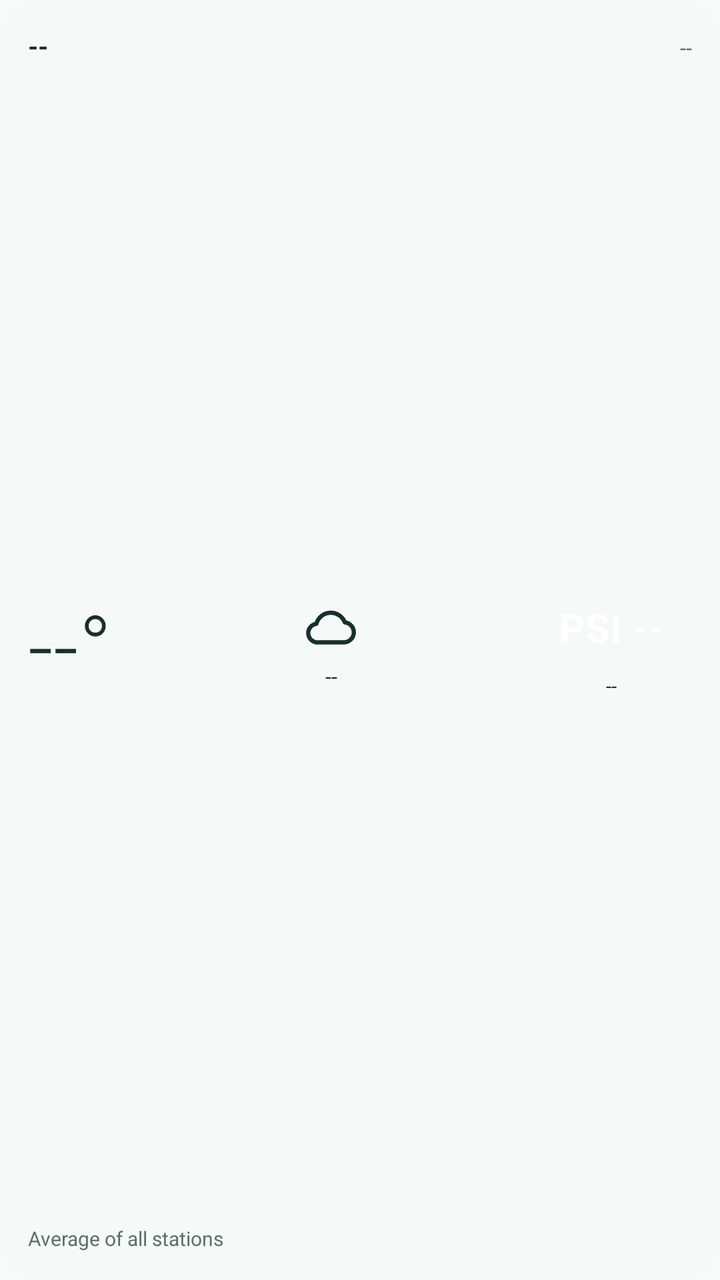
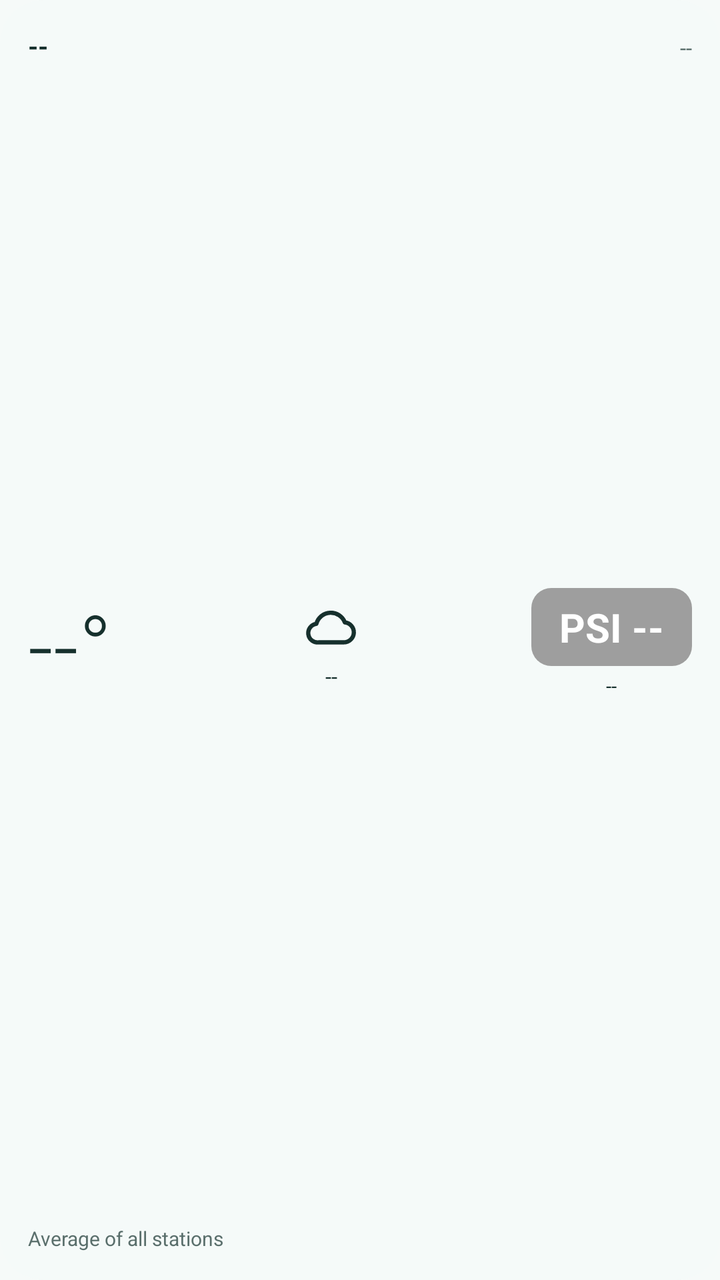

An Android layout rendered at two revisions. The XML below is the earlier revision; the diff shows what the commit changed to produce the second picture.
<!-- AndroidManifest.xml: application theme Theme.HazeMap -->
<!-- res/layout/widget_wide.xml -->
<?xml version="1.0" encoding="utf-8"?>
<LinearLayout
    xmlns:android="http://schemas.android.com/apk/res/android"
    android:id="@+id/wRoot"
    android:layout_width="match_parent"
    android:layout_height="match_parent"
    android:background="@drawable/widget_bg"
    android:orientation="vertical"
    android:padding="14dp">
    <LinearLayout
        android:layout_width="match_parent"
        android:layout_height="wrap_content"
        android:orientation="horizontal">
        <TextView
            android:id="@+id/wLocation"
            android:layout_width="0dp"
            android:layout_weight="1"
            android:layout_height="wrap_content"
            android:ellipsize="end"
            android:maxLines="1"
            android:text="--"
            android:textColor="@color/widget_text"
            android:textSize="13sp"
            android:textStyle="bold" />
        <TextView
            android:id="@+id/wTime"
            android:layout_width="wrap_content"
            android:layout_height="wrap_content"
            android:ellipsize="end"
            android:maxLines="1"
            android:text="--"
            android:textColor="@color/widget_muted"
            android:textSize="11sp" />
    </LinearLayout>
    <LinearLayout
        android:layout_width="match_parent"
        android:layout_height="0dp"
        android:layout_weight="1"
        android:gravity="center_vertical"
        android:orientation="horizontal">
        <TextView
            android:id="@+id/wTemp"
            android:layout_width="wrap_content"
            android:layout_height="wrap_content"
            android:ellipsize="end"
            android:maxLines="1"
            android:text="--°"
            android:textColor="@color/widget_text"
            android:textSize="44sp"
            android:fontFamily="sans-serif-light" />
        <LinearLayout
            android:layout_width="0dp"
            android:layout_height="wrap_content"
            android:layout_marginStart="10dp"
            android:layout_weight="1"
            android:gravity="center_horizontal"
            android:orientation="vertical">
            <ImageView
                android:id="@+id/wIcon"
                android:layout_width="30dp"
                android:layout_height="30dp"
                android:importantForAccessibility="no"
                android:src="@drawable/cond_cloud"
                android:tint="@color/widget_text" />
            <TextView
                android:id="@+id/wCondition"
                android:layout_width="wrap_content"
                android:layout_height="wrap_content"
                android:ellipsize="end"
                android:maxLines="1"
                android:text="--"
                android:textColor="@color/widget_text"
                android:textSize="11sp"
                android:layout_marginTop="2dp" />
        </LinearLayout>
        <LinearLayout
            android:layout_width="wrap_content"
            android:layout_height="wrap_content"
            android:gravity="center_horizontal"
            android:orientation="vertical">
            <FrameLayout
                android:layout_width="wrap_content"
                android:layout_height="wrap_content">
                <ImageView
                    android:id="@+id/wBadgeBg"
                    android:layout_width="match_parent"
                    android:layout_height="match_parent"
                    android:importantForAccessibility="no"
                    android:scaleType="fitXY"
                    android:src="@drawable/widget_badge" />
                <TextView
                    android:id="@+id/wPsi"
                    android:layout_width="wrap_content"
                    android:layout_height="wrap_content"
                    android:paddingStart="14dp"
                    android:paddingEnd="14dp"
                    android:paddingTop="6dp"
                    android:paddingBottom="6dp"
                    android:text="PSI --"
                    android:textColor="@color/white"
                    android:textSize="20sp"
                    android:textStyle="bold" />
            </FrameLayout>
            <TextView
                android:id="@+id/wBand"
                android:layout_width="wrap_content"
                android:layout_height="wrap_content"
                android:ellipsize="end"
                android:maxLines="1"
                android:text="--"
                android:textColor="@color/widget_text"
                android:textSize="10sp"
                android:layout_marginTop="3dp" />
        </LinearLayout>
    </LinearLayout>
    <TextView
        android:id="@+id/wNote"
        android:layout_width="wrap_content"
        android:layout_height="wrap_content"
        android:ellipsize="end"
        android:maxLines="1"
        android:text="@string/widget_average_note"
        android:textColor="@color/widget_muted"
        android:textSize="10sp" />
</LinearLayout>
<!-- resources referenced by this layout -->
<resources>
  <color name="white">#FFFFFFFF</color>
  <color name="widget_muted">#FF5A6F6C</color>
  <color name="widget_text">#FF16302D</color>
  <!-- drawable cond_cloud (drawable) -->
  <vector xmlns:android="http://schemas.android.com/apk/res/android"
      android:width="24dp"
      android:height="24dp"
      android:viewportWidth="24"
      android:viewportHeight="24">
      <path
          android:pathData="M7 18h10a4 4 0 0 0 .4-7.98A6 6 0 0 0 6 10.6 3.7 3.7 0 0 0 7 18z"
          android:strokeColor="#FF000000"
          android:strokeWidth="1.7"
          android:strokeLineCap="round"
          android:strokeLineJoin="round" />
  </vector>
  <!-- drawable widget_badge (drawable) -->
  <shape xmlns:android="http://schemas.android.com/apk/res/android">
      <solid android:color="#FFFFFFFF" />
      <corners android:radius="10dp" />
  </shape>
  <!-- drawable widget_bg (drawable) -->
  <shape xmlns:android="http://schemas.android.com/apk/res/android">
      <solid android:color="@color/widget_bg" />
      <corners android:radius="22dp" />
  </shape>
  <string name="widget_average_note">Average of all stations</string>
  <style name="Theme.HazeMap" parent="Theme.Material3.DayNight.NoActionBar">
          <item name="colorPrimary">@color/teal_700</item>
          <item name="colorOnPrimary">@color/white</item>
          <item name="colorPrimaryContainer">#B2DFDB</item>
          <item name="colorOnPrimaryContainer">#00201C</item>
          <item name="colorSecondaryContainer">#CCE8E4</item>
          <item name="colorOnSecondaryContainer">#05201D</item>
          <item name="android:colorBackground">#F6FAF9</item>
          <item name="colorSurface">#F6FAF9</item>
          <item name="colorOnSurface">#171D1C</item>
          <item name="colorSurfaceVariant">#DAE5E2</item>
          <item name="colorOnSurfaceVariant">#3F4947</item>
          <item name="colorOutline">#6F7977</item>
          <item name="colorOutlineVariant">#BFC9C6</item>
          <item name="colorSurfaceContainer">#EAEFED</item>
          <item name="android:statusBarColor">@color/teal_700</item>
      </style>
  <color name="widget_bg">#FFF5FAF9</color>
  <color name="teal_700">#FF00796B</color>
</resources>

<!-- the commit's change to res/layout/widget_wide.xml (unified diff, before → after) -->
@@ -78,29 +78,19 @@
             android:layout_height="wrap_content"
             android:gravity="center_horizontal"
             android:orientation="vertical">
-            <FrameLayout
+            <TextView
+                android:id="@+id/wPsi"
                 android:layout_width="wrap_content"
-                android:layout_height="wrap_content">
-                <ImageView
-                    android:id="@+id/wBadgeBg"
-                    android:layout_width="match_parent"
-                    android:layout_height="match_parent"
-                    android:importantForAccessibility="no"
-                    android:scaleType="fitXY"
-                    android:src="@drawable/widget_badge" />
-                <TextView
-                    android:id="@+id/wPsi"
-                    android:layout_width="wrap_content"
-                    android:layout_height="wrap_content"
-                    android:paddingStart="14dp"
-                    android:paddingEnd="14dp"
-                    android:paddingTop="6dp"
-                    android:paddingBottom="6dp"
-                    android:text="PSI --"
-                    android:textColor="@color/white"
-                    android:textSize="20sp"
-                    android:textStyle="bold" />
-            </FrameLayout>
+                android:layout_height="wrap_content"
+                android:paddingStart="14dp"
+                android:paddingEnd="14dp"
+                android:paddingTop="6dp"
+                android:paddingBottom="6dp"
+                android:text="PSI --"
+                android:background="@drawable/widget_badge_none"
+                android:textColor="@color/white"
+                android:textSize="20sp"
+                android:textStyle="bold" />
             <TextView
                 android:id="@+id/wBand"
                 android:layout_width="wrap_content"
<!-- resource entries referenced after the edit -->
@@ -16,9 +16,9 @@
           android:strokeLineCap="round"
           android:strokeLineJoin="round" />
   </vector>
-  <!-- drawable widget_badge (drawable) -->
+  <!-- drawable widget_badge_none (drawable) -->
   <shape xmlns:android="http://schemas.android.com/apk/res/android">
-      <solid android:color="#FFFFFFFF" />
+      <solid android:color="#FF9E9E9E" />
       <corners android:radius="10dp" />
   </shape>
   <!-- drawable widget_bg (drawable) -->
